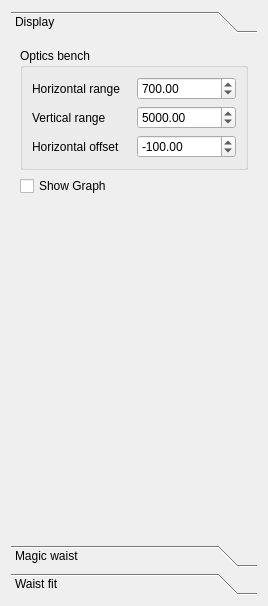
Above: gui/GaussianBeamWidget.ui from krokosik/GaussianBeam before the change. Below: the same form after it.
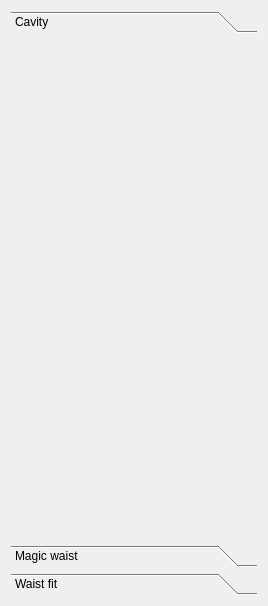
That is the form after the change. The open tabs and pages were chosen to show the change.

Diff of the .ui file:
```diff
--- a/gui/GaussianBeamWidget.ui
+++ b/gui/GaussianBeamWidget.ui
@@ -37,99 +37,14 @@
          <rect>
           <x>0</x>
           <y>0</y>
-          <width>250</width>
-          <height>471</height>
+          <width>248</width>
+          <height>487</height>
          </rect>
         </property>
         <attribute name="label" >
-         <string>Display</string>
+         <string>Cavity</string>
         </attribute>
         <layout class="QVBoxLayout" >
-         <item>
-          <widget class="QGroupBox" name="groupBox" >
-           <property name="title" >
-            <string>Optics bench</string>
-           </property>
-           <layout class="QGridLayout" >
-            <item row="0" column="0" >
-             <widget class="QLabel" name="label_5" >
-              <property name="text" >
-               <string>Horizontal range</string>
-              </property>
-             </widget>
-            </item>
-            <item row="0" column="1" >
-             <widget class="QDoubleSpinBox" name="doubleSpinBox_HRange" >
-              <property name="minimum" >
-               <double>1.000000000000000</double>
-              </property>
-              <property name="maximum" >
-               <double>100000.000000000000000</double>
-              </property>
-              <property name="singleStep" >
-               <double>100.000000000000000</double>
-              </property>
-              <property name="value" >
-               <double>700.000000000000000</double>
-              </property>
-             </widget>
-            </item>
-            <item row="1" column="0" >
-             <widget class="QLabel" name="label_8" >
-              <property name="text" >
-               <string>Vertical range</string>
-              </property>
-             </widget>
-            </item>
-            <item row="1" column="1" >
-             <widget class="QDoubleSpinBox" name="doubleSpinBox_VRange" >
-              <property name="minimum" >
-               <double>1.000000000000000</double>
-              </property>
-              <property name="maximum" >
-               <double>100000.000000000000000</double>
-              </property>
-              <property name="singleStep" >
-               <double>50.000000000000000</double>
-              </property>
-              <property name="value" >
-               <double>5000.000000000000000</double>
-              </property>
-             </widget>
-            </item>
-            <item row="2" column="0" >
-             <widget class="QLabel" name="label_4" >
-              <property name="text" >
-               <string>Horizontal offset</string>
-              </property>
-             </widget>
-            </item>
-            <item row="2" column="1" >
-             <widget class="QDoubleSpinBox" name="doubleSpinBox_HOffset" >
-              <property name="minimum" >
-               <double>-100000.000000000000000</double>
-              </property>
-              <property name="maximum" >
-               <double>100000.000000000000000</double>
-              </property>
-              <property name="singleStep" >
-               <double>100.000000000000000</double>
-              </property>
-              <property name="value" >
-               <double>-100.000000000000000</double>
-              </property>
-             </widget>
-            </item>
-           </layout>
-          </widget>
-         </item>
-         <item>
-          <widget class="QCheckBox" name="checkBox_ShowGraph" >
-           <property name="text" >
-            <string>Show Graph</string>
-           </property>
-          </widget>
-         </item>
          <item>
           <spacer>
            <property name="orientation" >
```
Left out of the diff: 8 changed lines with no effect on the pictures.
